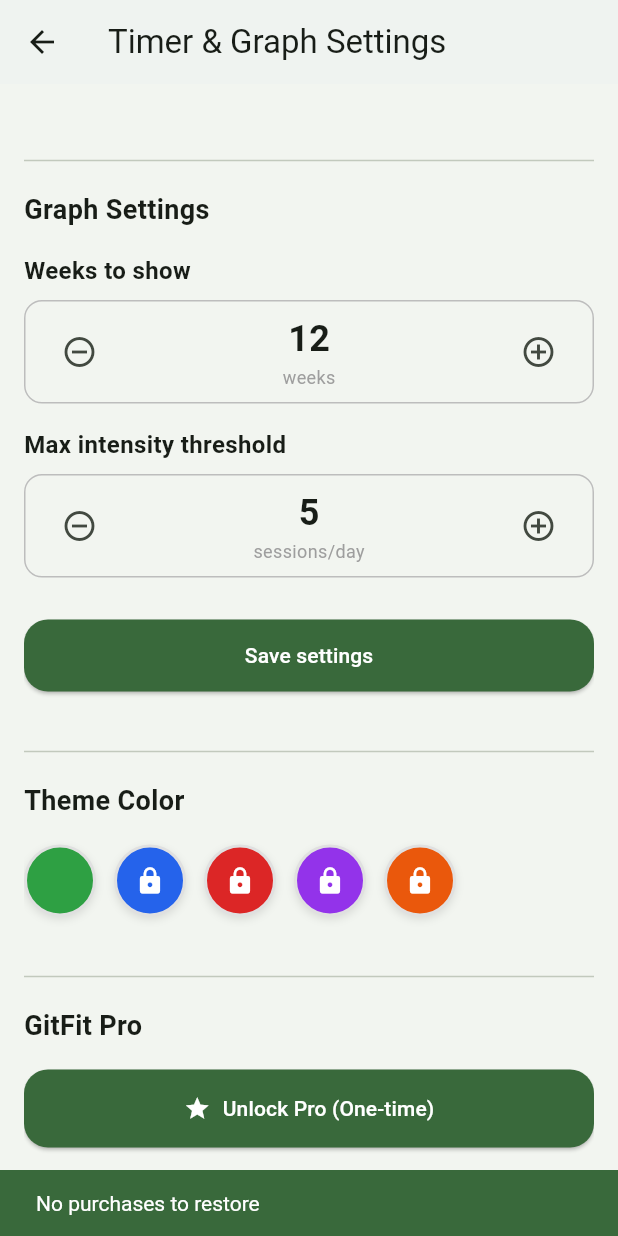
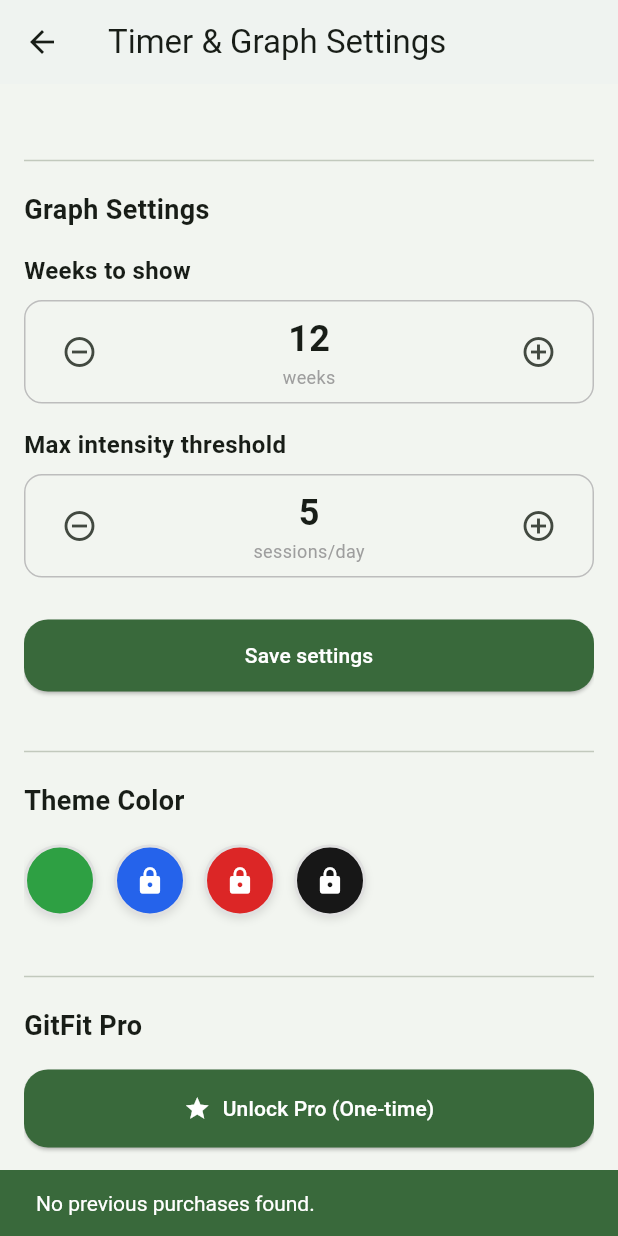
Before and after one commit to UKIaw5/commitfit_tabata, a Flutter app: the SettingsScreen screen opened by its route, scrolled down 379 dp, after a tap on "Restore Purchases", on a phone screen of 412 x 824 dp. Run offline on Flutter 3.47's test engine with Material 3 defaults, Android fonts, the phone set to English and light mode, and no system bars; our stand-ins replace audioplayers, google_mobile_ads, shared_preferences, wakelock_plus; missing offline and left inert: purchases_flutter; accounts and stored records are empty; network calls fail.

Commit message:
Polish Pro UI and restore purchases behavior

```diff
--- a/lib/screens/settings_screen.dart
+++ b/lib/screens/settings_screen.dart
@@ -316,8 +316,7 @@
                             _buildColorOption(0xFF2EA043, isPro), // Green (Default)
                             _buildColorOption(0xFF2563EB, isPro), // Blue
                             _buildColorOption(0xFFDC2626, isPro), // Red
-                            _buildColorOption(0xFF9333EA, isPro), // Purple
-                            _buildColorOption(0xFFEA580C, isPro), // Orange
+                            _buildColorOption(0xFF171717, isPro), // Monochrome
                           ],
                         );
                       },
@@ -377,7 +376,7 @@
                                           );
                                         } else {
                                           ScaffoldMessenger.of(context).showSnackBar(
-                                            const SnackBar(content: Text('Purchase unavailable right now. Please try again later.')),
+                                            const SnackBar(content: Text('Purchases are not available right now. Please try again later.')),
                                           );
                                         }
                                       }
@@ -401,7 +400,7 @@
                                           );
                                         } else {
                                           ScaffoldMessenger.of(context).showSnackBar(
-                                            const SnackBar(content: Text('No purchases to restore')),
+                                            const SnackBar(content: Text('No previous purchases found.')),
                                           );
                                         }
                                       }
```
Also changed, not shown: lib/main.dart (+16 -5 lines), lib/services/pro_service.dart (+0 -7 lines).
